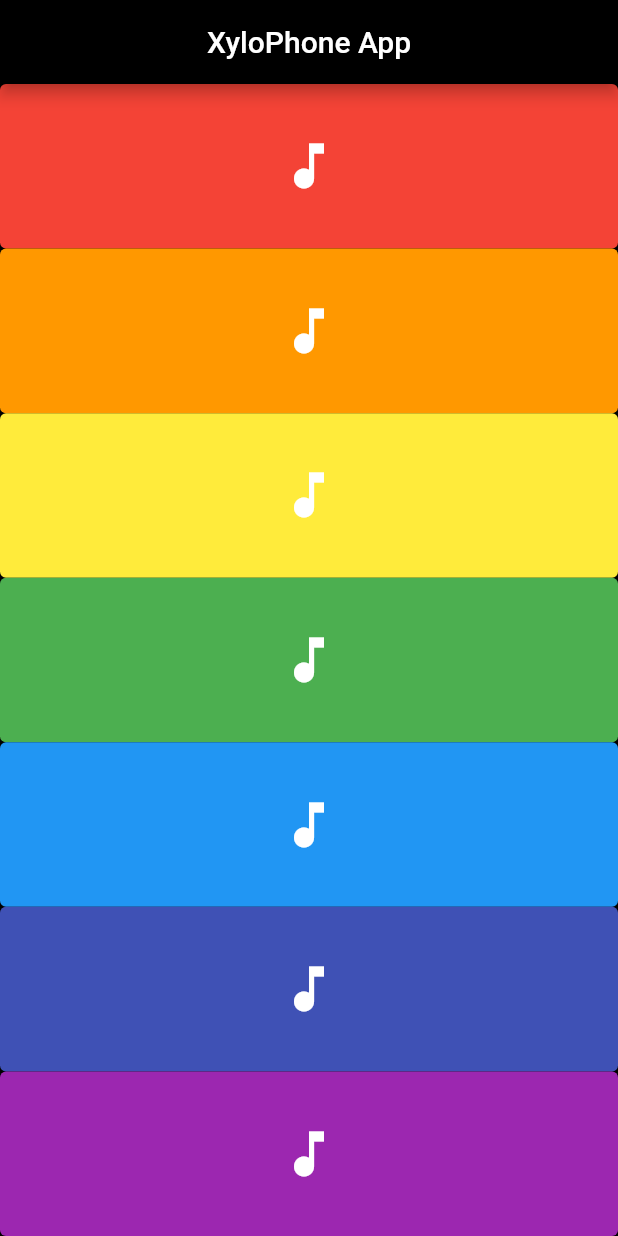
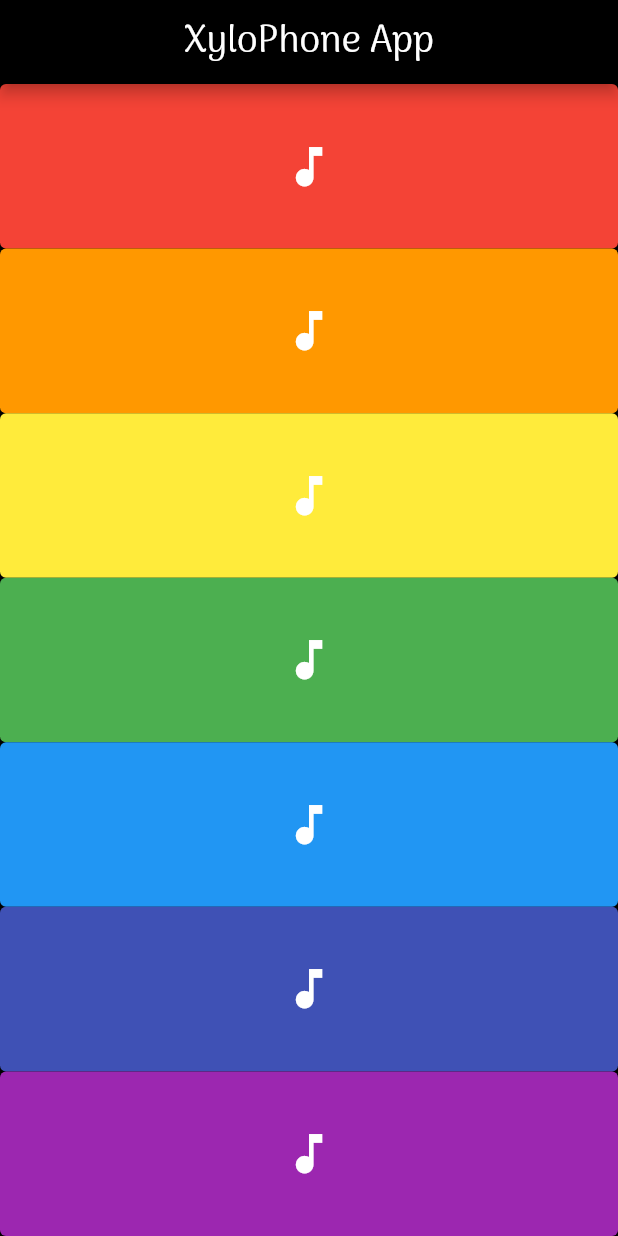
Before and after one commit to aselahemantha/xylophone_app, a Flutter app: the screen it shows after launch, on a phone screen of 412 x 824 dp. Run offline on Flutter 3.47's test engine with Material 2 defaults, Android fonts, the phone set to English and light mode, and no system bars; missing offline and left inert: audiofileplayer.

```diff
--- a/lib/main.dart
+++ b/lib/main.dart
@@ -23,7 +23,7 @@ class XylophoneApp extends StatelessWidget {
         child: Icon(
           Icons.music_note,
           color: Colors.white,
-          size: 40.0,
+          size: 35.0,
           semanticLabel: 'Text to announce in accessibility modes',
         ),
       ),
@@ -39,6 +39,11 @@ class XylophoneApp extends StatelessWidget {
           title: Center(
             child: Text(
               'XyloPhone App',
+              style: TextStyle(
+                fontFamily: 'Arima',
+                fontSize: 25.0,
+                fontWeight: FontWeight.w100,
+              ),
 
             ),
           ),
```
Also changed, not shown: pubspec.yaml (+4 -6 lines), fonts/Arima-Regular.ttf (added), 6 other files.
